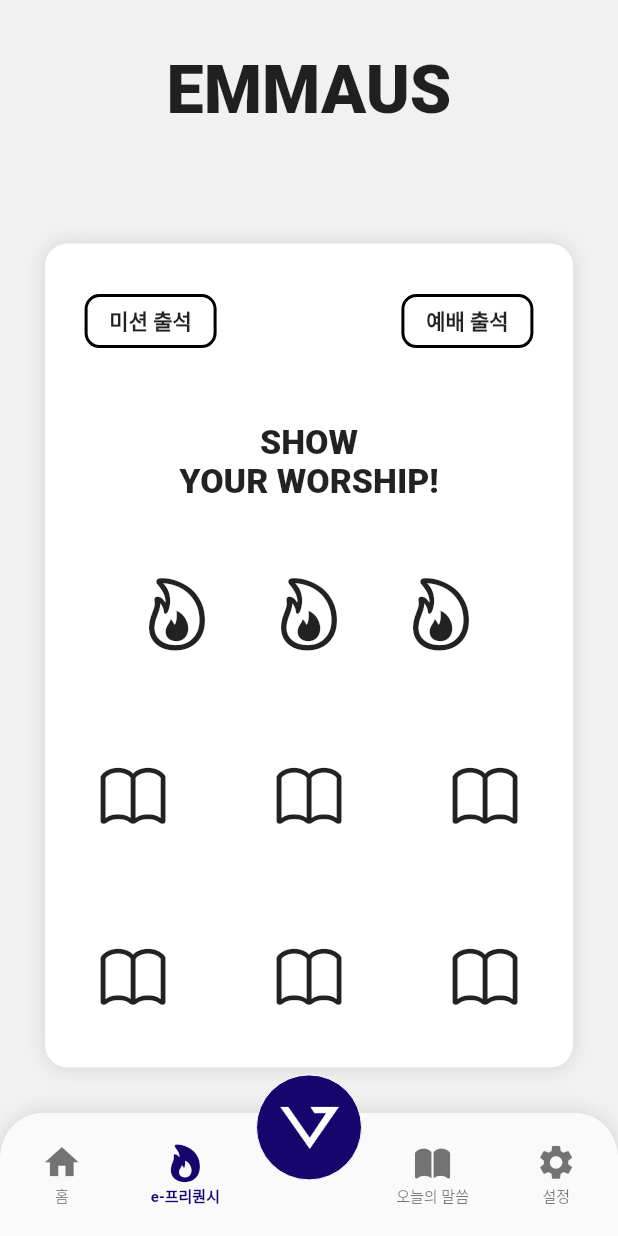
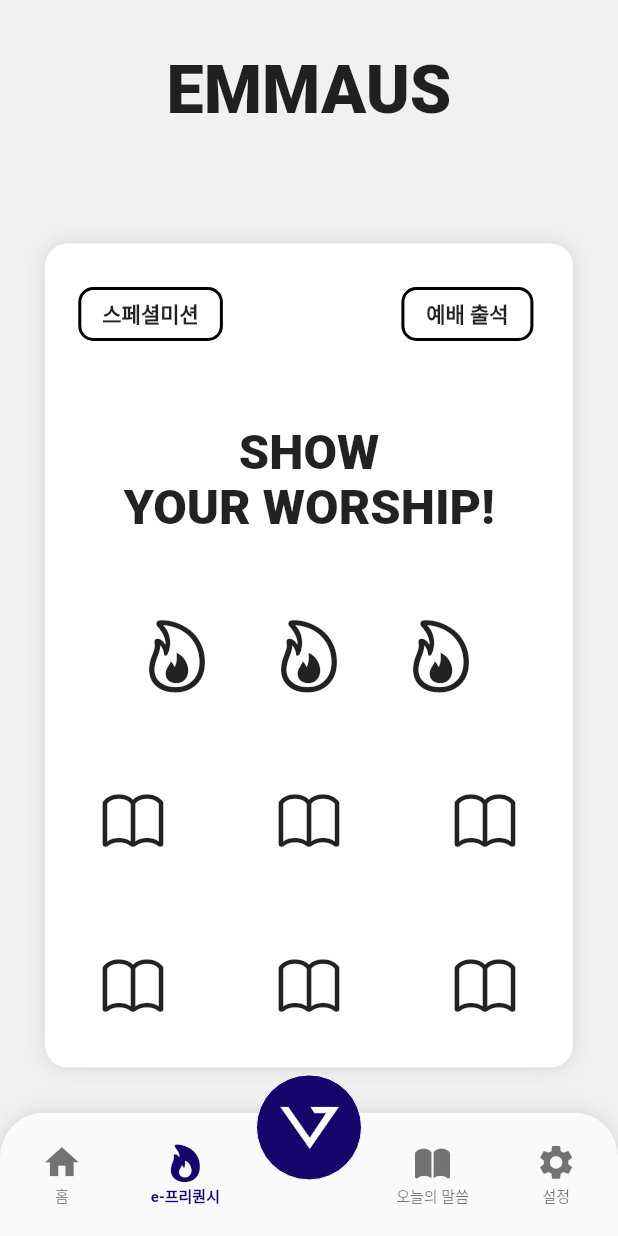
Before and after one commit to TodaudFur/emmaus_application, a Flutter app: the screen it shows after launch, item 2 of the bottom bar chosen, on a phone screen of 412 x 824 dp. Run offline on Flutter 3.47's test engine with Material 2 defaults, Android fonts, the phone set to English and light mode, and no system bars; our stand-ins replace animated_splash_screen, flutter_local_notifications, flutter_native_timezone, fluttertoast, image_gallery_saver, image_picker and 5 more; Roboto replaces fonts that are missing (Noto).

Commit message:
2021-06-01 //final final final final

```diff
--- a/lib/contents.dart
+++ b/lib/contents.dart
@@ -278,7 +278,7 @@ class _Contents extends State<Contents> {
                                   child: FittedBox(
                                     fit: BoxFit.fitHeight,
                                     child: Text(
-                                      "미션 출석",
+                                      "스페셜미션",
                                       style: TextStyle(
                                         fontFamily: 'Noto',
                                         fontWeight: FontWeight.w900,
@@ -324,7 +324,9 @@ class _Contents extends State<Contents> {
                       color: Colors.white,
                     ),
                     Expanded(
-                      flex: 1,
+                      flex: 2,
+                      child: Padding(
+                        padding: const EdgeInsets.all(10.0),
                         child: FittedBox(
                           fit: BoxFit.fitHeight,
                           child: Text(
@@ -334,6 +336,7 @@ class _Contents extends State<Contents> {
                               fontWeight: FontWeight.w900,
                             ),
                             textAlign: TextAlign.center,
+                          ),
                         ),
                       ),
                     ),
--- a/lib/main.dart
+++ b/lib/main.dart
@@ -88,8 +88,8 @@ class _MyAppState extends State<MyApp> {
 
   @override
   Widget build(BuildContext context) {
-    _scheduleWeeklyMondayTenAMNotification();
-    _scheduleWeeklyFridayTenAMNotification();
+    //_scheduleWeeklyMondayTenAMNotification();
+    //_scheduleWeeklyFridayTenAMNotification();
     return MaterialApp(
         title: 'Emmaus',
         theme: ThemeData(
@@ -122,6 +122,7 @@ class _MyAppState extends State<MyApp> {
         uiLocalNotificationDateInterpretation:
             UILocalNotificationDateInterpretation.absoluteTime,
         matchDateTimeComponents: DateTimeComponents.dayOfWeekAndTime);
+    print("주일예배 알림");
   }
 
   tz.TZDateTime _nextInstanceOfMondayTenAM() {
@@ -129,6 +130,7 @@ class _MyAppState extends State<MyApp> {
     while (scheduledDate.weekday != DateTime.sunday) {
       scheduledDate = scheduledDate.add(const Duration(days: 1));
     }
+    print("next sunday");
     return scheduledDate;
   }
 
@@ -139,6 +141,7 @@ class _MyAppState extends State<MyApp> {
     if (scheduledDate.isBefore(now)) {
       scheduledDate = scheduledDate.add(const Duration(days: 1));
     }
+    print("next time");
     return scheduledDate;
   }
 
--- a/pubspec.yaml
+++ b/pubspec.yaml
@@ -15,7 +15,7 @@ publish_to: 'none' # Remove this line if you wish to publish to pub.dev
 # In iOS, build-name is used as CFBundleShortVersionString while build-number used as CFBundleVersion.
 # Read more about iOS versioning at
 # https://developer.apple.com/library/archive/documentation/General/Reference/InfoPlistKeyReference/Articles/CoreFoundationKeys.html
-version: 1.0.0+1
+version: 1.0.3+4
 
 environment:
   sdk: ">=2.7.0 <3.0.0"
@@ -39,6 +39,7 @@ dependencies:
   flutter_local_notifications: ^5.0.0+4
   flutter_native_timezone: ^1.0.10
   shared_preferences: ^2.0.5
+  image_picker: ^0.7.5+3
 
 dev_dependencies:
   flutter_test:
```
Also changed, not shown: lib/home.dart (+92 -2 lines), pubspec.lock, 5 other files. Lines whose indentation alone changed are shown as unchanged.
